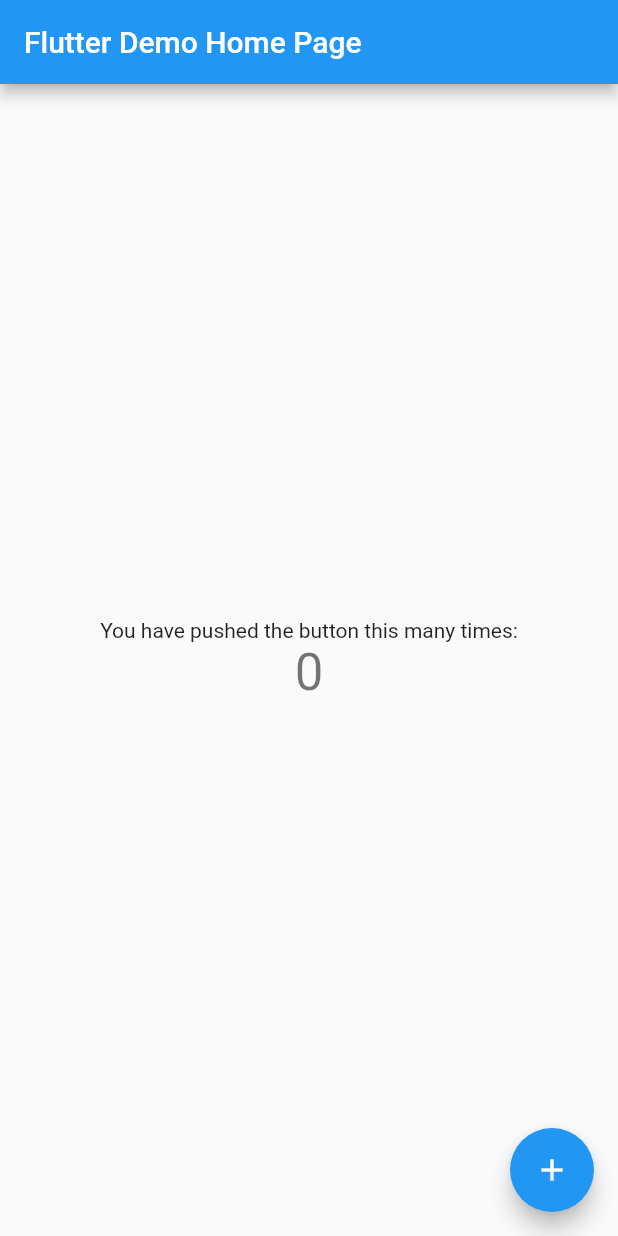
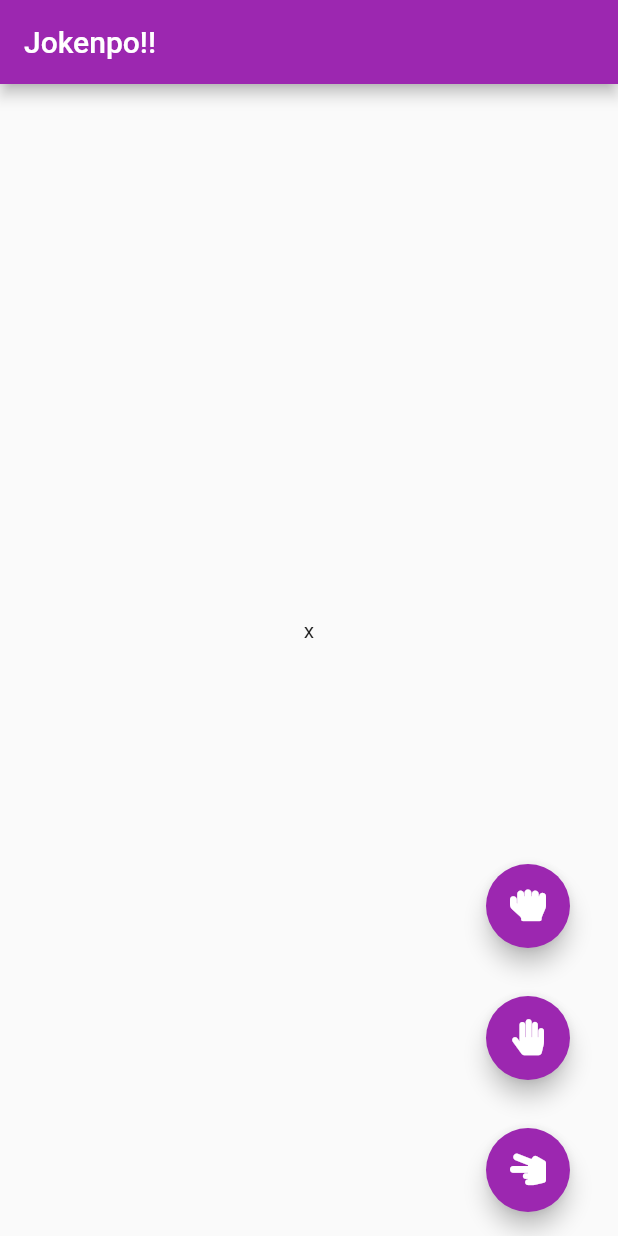
Before and after one commit to rnatto/flutter-jokenpo, a Flutter app: the screen it shows after launch, on a phone screen of 412 x 824 dp. Run offline on Flutter 3.47's test engine with Material 2 defaults, Android fonts, the phone set to English and light mode, and no system bars.

Commit message:
Simple jokenpo

```diff
--- a/lib/main.dart
+++ b/lib/main.dart
@@ -1,117 +1,20 @@
 import 'package:flutter/material.dart';
+import 'package:jokenpo/pages/home.dart';
 
 void main() {
   runApp(MyApp());
 }
 
 class MyApp extends StatelessWidget {
-  // This widget is the root of your application.
   @override
   Widget build(BuildContext context) {
     return MaterialApp(
       title: 'Flutter Demo',
       theme: ThemeData(
-        // This is the theme of your application.
-        //
-        // Try running your application with "flutter run". You'll see the
-        // application has a blue toolbar. Then, without quitting the app, try
-        // changing the primarySwatch below to Colors.green and then invoke
-        // "hot reload" (press "r" in the console where you ran "flutter run",
-        // or simply save your changes to "hot reload" in a Flutter IDE).
-        // Notice that the counter didn't reset back to zero; the application
-        // is not restarted.
-        primarySwatch: Colors.blue,
-        // This makes the visual density adapt to the platform that you run
-        // the app on. For desktop platforms, the controls will be smaller and
-        // closer together (more dense) than on mobile platforms.
+        primarySwatch: Colors.purple,
         visualDensity: VisualDensity.adaptivePlatformDensity,
       ),
-      home: MyHomePage(title: 'Flutter Demo Home Page'),
+      home: MyHomePage(title: 'Jokenpo!!'),
     );
   }
 }
-
-class MyHomePage extends StatefulWidget {
-  MyHomePage({Key key, this.title}) : super(key: key);
-
-  // This widget is the home page of your application. It is stateful, meaning
-  // that it has a State object (defined below) that contains fields that affect
-  // how it looks.
-
-  // This class is the configuration for the state. It holds the values (in this
-  // case the title) provided by the parent (in this case the App widget) and
-  // used by the build method of the State. Fields in a Widget subclass are
-  // always marked "final".
-
-  final String title;
-
-  @override
-  _MyHomePageState createState() => _MyHomePageState();
-}
-
-class _MyHomePageState extends State<MyHomePage> {
-  int _counter = 0;
-
-  void _incrementCounter() {
-    setState(() {
-      // This call to setState tells the Flutter framework that something has
-      // changed in this State, which causes it to rerun the build method below
-      // so that the display can reflect the updated values. If we changed
-      // _counter without calling setState(), then the build method would not be
-      // called again, and so nothing would appear to happen.
-      _counter++;
-    });
-  }
-
-  @override
-  Widget build(BuildContext context) {
-    // This method is rerun every time setState is called, for instance as done
-    // by the _incrementCounter method above.
-    //
-    // The Flutter framework has been optimized to make rerunning build methods
-    // fast, so that you can just rebuild anything that needs updating rather
-    // than having to individually change instances of widgets.
-    return Scaffold(
-      appBar: AppBar(
-        // Here we take the value from the MyHomePage object that was created by
-        // the App.build method, and use it to set our appbar title.
-        title: Text(widget.title),
-      ),
-      body: Center(
-        // Center is a layout widget. It takes a single child and positions it
-        // in the middle of the parent.
-        child: Column(
-          // Column is also a layout widget. It takes a list of children and
-          // arranges them vertically. By default, it sizes itself to fit its
-          // children horizontally, and tries to be as tall as its parent.
-          //
-          // Invoke "debug painting" (press "p" in the console, choose the
-          // "Toggle Debug Paint" action from the Flutter Inspector in Android
-          // Studio, or the "Toggle Debug Paint" command in Visual Studio Code)
-          // to see the wireframe for each widget.
-          //
-          // Column has various properties to control how it sizes itself and
-          // how it positions its children. Here we use mainAxisAlignment to
-          // center the children vertically; the main axis here is the vertical
-          // axis because Columns are vertical (the cross axis would be
-          // horizontal).
-          mainAxisAlignment: MainAxisAlignment.center,
-          children: <Widget>[
-            Text(
-              'You have pushed the button this many times:',
-            ),
-            Text(
-              '$_counter',
-              style: Theme.of(context).textTheme.headline4,
-            ),
-          ],
-        ),
-      ),
-      floatingActionButton: FloatingActionButton(
-        onPressed: _incrementCounter,
-        tooltip: 'Increment',
-        child: Icon(Icons.add),
-      ), // This trailing comma makes auto-formatting nicer for build methods.
-    );
-  }
-}
--- /dev/null
+++ b/lib/pages/home.dart
@@ -0,0 +1,153 @@
+import 'package:flutter/material.dart';
+import 'package:jokenpo/presentation/jokenpo_icons_icons.dart';
+import 'dart:math';
+
+class MyHomePage extends StatefulWidget {
+  MyHomePage({Key key, this.title}) : super(key: key);
+
+  final String title;
+
+  @override
+  _MyHomePageState createState() => _MyHomePageState();
+}
+
+class _MyHomePageState extends State<MyHomePage> {
+  String _option = '';
+  String _option2 = '';
+  String _winner = '';
+
+  void _setPaperOption() {
+      _option = 'Papel';
+    _checkWinner();
+    setState(() {
+    });
+  }
+
+  void _setRockOption() {
+      _option = 'Pedra';
+    _checkWinner();
+    setState(() {
+    });
+  }
+
+  void _setScissorOption() {
+      _option = 'Tesoura';
+    _checkWinner();
+    setState(() {
+    });
+  }
+
+  void _checkWinner() {
+    setState(() {
+      var rng = new Random();
+      int opt2 = rng.nextInt(3);
+      _option2 = opt2 == 0 ?
+        'Pedra' :
+          opt2 == 1 ?
+          'Papel' :
+            'Tesoura';
+      int winner;
+      if (_option == _option2) {
+        winner = 0;
+      } else if ((_option == 'Pedra' && _option2 == 'Tesoura') ||
+          (_option == 'Papel' && _option2 == 'Pedra') ||
+          (_option == 'Tesoura' && _option2 == 'Papel')) {
+        winner = 1;
+      } else {
+        winner = -1;
+      }
+      if (winner > 0) {
+        _winner = 'Você venceu!';
+      }
+      if (winner < 0) {
+        _winner = 'Você perdeu :(';
+      }
+      if (winner == 0) {
+        _winner = 'Empatou';
+      }
+    });
+  }
+
+  @override
+  Widget build(BuildContext context) {
+    // This method is rerun every time setState is called, for instance as done
+    // by the _incrementCounter method above.
+    //
+    // The Flutter framework has been optimized to make rerunning build methods
+    // fast, so that you can just rebuild anything that needs updating rather
+    // than having to individually change instances of widgets.
+    return Scaffold(
+      appBar: AppBar(
+        // Here we take the value from the MyHomePage object that was created by
+        // the App.build method, and use it to set our appbar title.
+        title: Text(widget.title),
+      ),
+      body: Center(
+        // Center is a layout widget. It takes a single child and positions it
+        // in the middle of the parent.
+        child: Column(
+          // Column is also a layout widget. It takes a list of children and
+          // arranges them vertically. By default, it sizes itself to fit its
+          // children horizontally, and tries to be as tall as its parent.
+          //
+          // Invoke "debug painting" (press "p" in the console, choose the
+          // "Toggle Debug Paint" action from the Flutter Inspector in Android
+          // Studio, or the "Toggle Debug Paint" command in Visual Studio Code)
+          // to see the wireframe for each widget.
+          //
+          // Column has various properties to control how it sizes itself and
+          // how it positions its children. Here we use mainAxisAlignment to
+          // center the children vertically; the main axis here is the vertical
+          // axis because Columns are vertical (the cross axis would be
+          // horizontal).
+          mainAxisAlignment: MainAxisAlignment.center,
+          children: <Widget>[
+            Text(
+              '$_option x $_option2',
+            ),
+            Text(
+              '$_winner',
+              style: Theme.of(context).textTheme.headline4,
+            ),
+          ],
+        ),
+      ),
+      // floatingActionButton: FloatingActionButton(
+      //   onPressed: _setRockOption,
+      //   tooltip: 'Increment',
+      //   child: Icon(Icons.add),
+      // ), // This trailing comma makes auto-formatting nicer for build methods.
+      floatingActionButtonLocation: FloatingActionButtonLocation.endDocked,
+// Added column with 3 buttons
+      floatingActionButton: Column(
+        mainAxisAlignment: MainAxisAlignment.end,
+        children: <Widget>[
+          Padding(
+            padding: const EdgeInsets.all(16.0),
+            child: FloatingActionButton(
+              onPressed: _setRockOption,
+              tooltip: 'Pedra',
+              child: Icon(JokenpoIcons.hand_rock),
+            ),
+          ),
+          Padding(
+            padding: const EdgeInsets.all(16.0),
+            child: FloatingActionButton(
+              onPressed: _setPaperOption,
+              tooltip: 'Papel',
+              child: Icon(JokenpoIcons.hand_paper),
+            ),
+          ),
+          Padding(
+            padding: const EdgeInsets.all(16.0),
+            child: FloatingActionButton(
+              onPressed: _setScissorOption,
+              tooltip: 'Tesoura',
+              child: Icon(JokenpoIcons.hand_scissors),
+            ),
+          ),
+        ],
+      ),
+    );
+  }
+}
--- /dev/null
+++ b/lib/presentation/jokenpo_icons_icons.dart
@@ -0,0 +1,31 @@
+/// Flutter icons JokenpoIcons
+/// Copyright (C) 2020 by original authors @ fluttericon.com, fontello.com
+/// This font was generated by FlutterIcon.com, which is derived from Fontello.
+///
+/// To use this font, place it in your fonts/ directory and include the
+/// following in your pubspec.yaml
+///
+/// flutter:
+///   fonts:
+///    - family:  JokenpoIcons
+///      fonts:
+///       - asset: fonts/JokenpoIcons.ttf
+///
+///
+/// * Font Awesome 5, Copyright (C) 2016 by Dave Gandy
+///         Author:    Dave Gandy
+///         License:   SIL (https://github.com/FortAwesome/Font-Awesome/blob/master/LICENSE.txt)
+///         Homepage:  http://fortawesome.github.com/Font-Awesome/
+///
+import 'package:flutter/widgets.dart';
+
+class JokenpoIcons {
+  JokenpoIcons._();
+
+  static const _kFontFam = 'JokenpoIcons';
+  static const _kFontPkg = null;
+
+  static const IconData hand_rock = IconData(0xf255, fontFamily: _kFontFam, fontPackage: _kFontPkg);
+  static const IconData hand_paper = IconData(0xf256, fontFamily: _kFontFam, fontPackage: _kFontPkg);
+  static const IconData hand_scissors = IconData(0xf257, fontFamily: _kFontFam, fontPackage: _kFontPkg);
+}
--- a/pubspec.yaml
+++ b/pubspec.yaml
@@ -43,7 +43,10 @@ flutter:
   # included with your application, so that you can use the icons in
   # the material Icons class.
   uses-material-design: true
-
+  fonts:
+      - family:  JokenpoIcons
+        fonts:
+        - asset: fonts/JokenpoIcons.ttf
   # To add assets to your application, add an assets section, like this:
   # assets:
   #   - images/a_dot_burr.jpeg
```
Also changed, not shown: fonts/JokenpoIcons.ttf (added), 1 other file.
